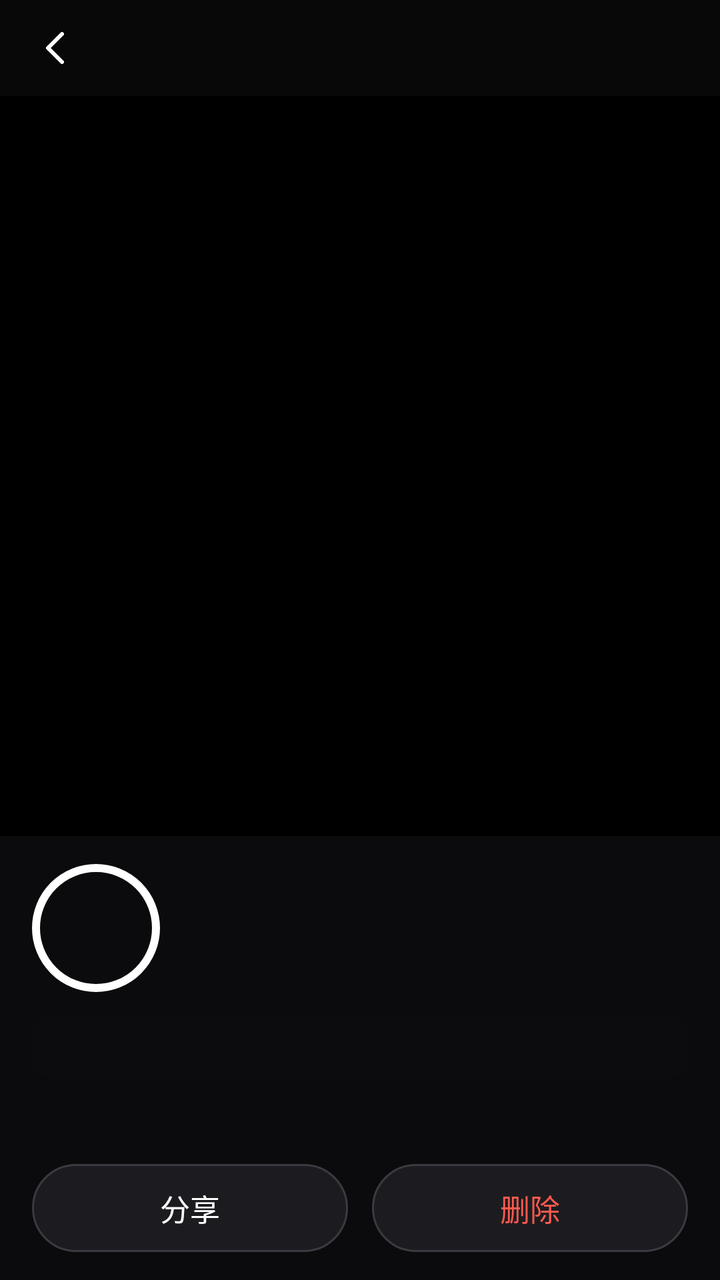
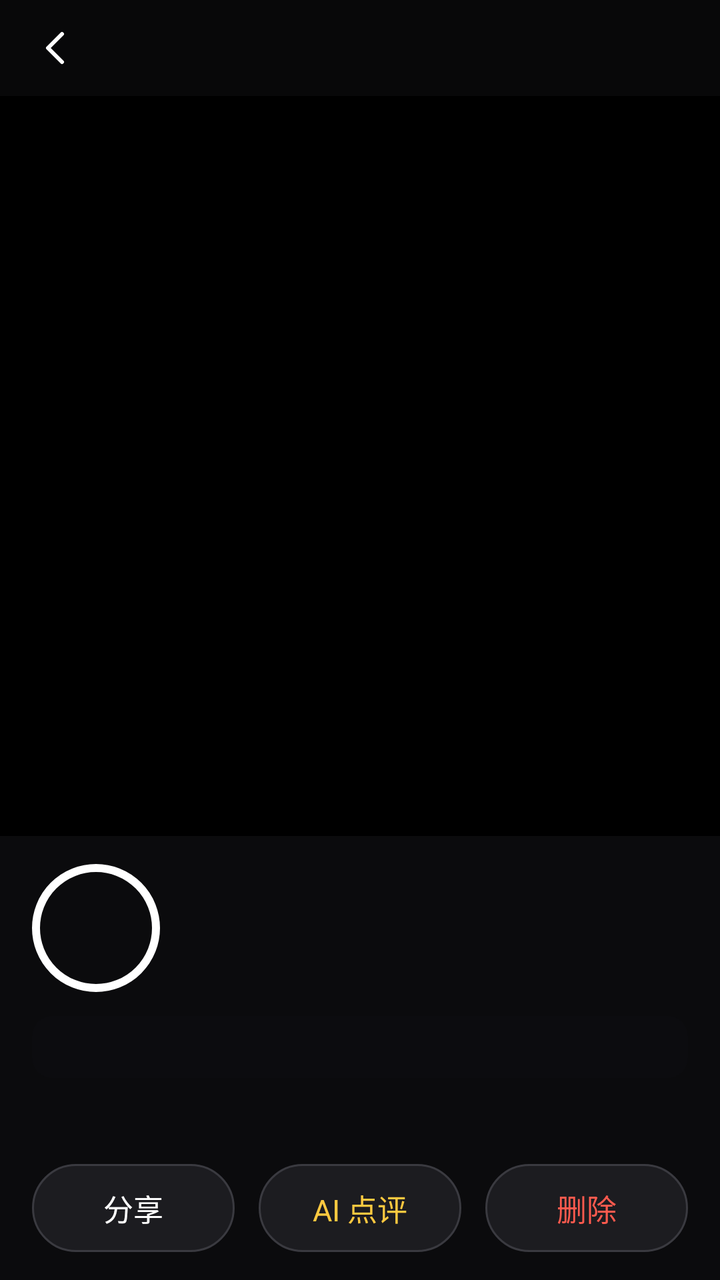

Two renders of the same Android screen: before a commit and after it. Below are the layout's source before the change and the commit's diff.
<!-- AndroidManifest.xml: application theme Theme.AICamera -->
<!-- res/layout/activity_gallery.xml -->
<?xml version="1.0" encoding="utf-8"?>
<FrameLayout xmlns:android="http://schemas.android.com/apk/res/android"
    android:id="@+id/root"
    android:layout_width="match_parent"
    android:layout_height="match_parent"
    android:background="@android:color/black">

    <androidx.viewpager2.widget.ViewPager2
        android:id="@+id/pager"
        android:layout_width="match_parent"
        android:layout_height="match_parent" />

    <TextView
        android:id="@+id/empty"
        android:layout_width="wrap_content"
        android:layout_height="wrap_content"
        android:layout_gravity="center"
        android:text="@string/no_photos"
        android:textColor="@color/text_secondary"
        android:textSize="16sp"
        android:visibility="gone" />

    <LinearLayout
        android:id="@+id/topBar"
        android:layout_width="match_parent"
        android:layout_height="wrap_content"
        android:layout_gravity="top"
        android:background="#990E0E10"
        android:gravity="center_vertical"
        android:orientation="horizontal"
        android:paddingStart="4dp"
        android:paddingEnd="16dp">

        <ImageButton
            android:id="@+id/btnBack"
            android:layout_width="48dp"
            android:layout_height="48dp"
            android:background="?attr/selectableItemBackgroundBorderless"
            android:contentDescription="@string/back"
            android:src="@drawable/ic_back" />

        <TextView
            android:id="@+id/counter"
            android:layout_width="0dp"
            android:layout_height="wrap_content"
            android:layout_weight="1"
            android:textColor="@android:color/white"
            android:textSize="16sp" />
    </LinearLayout>

    <LinearLayout
        android:id="@+id/bottomPanel"
        android:layout_width="match_parent"
        android:layout_height="wrap_content"
        android:layout_gravity="bottom"
        android:background="#D90E0E10"
        android:orientation="vertical"
        android:paddingStart="16dp"
        android:paddingTop="14dp"
        android:paddingEnd="16dp"
        android:paddingBottom="14dp">

        <LinearLayout
            android:layout_width="match_parent"
            android:layout_height="wrap_content"
            android:gravity="center_vertical"
            android:orientation="horizontal">

            <TextView
                android:id="@+id/score"
                android:layout_width="64dp"
                android:layout_height="64dp"
                android:background="@drawable/bg_score"
                android:gravity="center"
                android:textColor="@android:color/white"
                android:textSize="18sp"
                android:textStyle="bold" />

            <LinearLayout
                android:layout_width="0dp"
                android:layout_height="wrap_content"
                android:layout_marginStart="14dp"
                android:layout_weight="1"
                android:orientation="vertical">

                <TextView
                    android:id="@+id/verdict"
                    android:layout_width="wrap_content"
                    android:layout_height="wrap_content"
                    android:textColor="@android:color/white"
                    android:textSize="18sp"
                    android:textStyle="bold" />

                <TextView
                    android:id="@+id/scene"
                    android:layout_width="wrap_content"
                    android:layout_height="wrap_content"
                    android:layout_marginTop="2dp"
                    android:textColor="@color/text_secondary"
                    android:textSize="13sp" />
            </LinearLayout>
        </LinearLayout>

        <TextView
            android:id="@+id/pills"
            android:layout_width="match_parent"
            android:layout_height="wrap_content"
            android:layout_marginTop="12dp"
            android:background="@drawable/bg_pill"
            android:lineSpacingExtra="2dp"
            android:paddingStart="10dp"
            android:paddingTop="6dp"
            android:paddingEnd="10dp"
            android:paddingBottom="6dp"
            android:textColor="@android:color/white"
            android:textSize="14sp" />

        <TextView
            android:id="@+id/tips"
            android:layout_width="match_parent"
            android:layout_height="wrap_content"
            android:layout_marginTop="10dp"
            android:lineSpacingExtra="4dp"
            android:textColor="@android:color/white"
            android:textSize="14sp" />

        <LinearLayout
            android:layout_width="match_parent"
            android:layout_height="wrap_content"
            android:layout_marginTop="14dp"
            android:orientation="horizontal">

            <TextView
                android:id="@+id/btnShare"
                android:layout_width="0dp"
                android:layout_height="44dp"
                android:layout_marginEnd="6dp"
                android:layout_weight="1"
                android:background="@drawable/bg_button"
                android:gravity="center"
                android:text="@string/share"
                android:textColor="@android:color/white"
                android:textSize="15sp" />

            <TextView
                android:id="@+id/btnDelete"
                android:layout_width="0dp"
                android:layout_height="44dp"
                android:layout_marginStart="6dp"
                android:layout_weight="1"
                android:background="@drawable/bg_button"
                android:gravity="center"
                android:text="@string/delete"
                android:textColor="@color/bad"
                android:textSize="15sp" />
        </LinearLayout>
    </LinearLayout>
</FrameLayout>
<!-- resources referenced by this layout -->
<resources>
  <color name="bad">#FF5A4E</color>
  <color name="text_secondary">#B8BCC2</color>
  <!-- drawable bg_button (drawable) -->
  <?xml version="1.0" encoding="utf-8"?>
  <ripple xmlns:android="http://schemas.android.com/apk/res/android" android:color="#33FFFFFF">
      <item>
          <shape>
              <solid android:color="@color/surface" />
              <stroke android:width="1dp" android:color="#FF3A3A40" />
              <corners android:radius="22dp" />
          </shape>
      </item>
  </ripple>
  <!-- drawable bg_pill (drawable) -->
  <?xml version="1.0" encoding="utf-8"?>
  <shape xmlns:android="http://schemas.android.com/apk/res/android">
      <solid android:color="#B30E0E10" />
      <corners android:radius="10dp" />
  </shape>
  <!-- drawable bg_score (drawable) -->
  <?xml version="1.0" encoding="utf-8"?>
  <shape xmlns:android="http://schemas.android.com/apk/res/android" android:shape="oval">
      <solid android:color="#00000000" />
      <stroke android:width="4dp" android:color="#FFFFFFFF" />
  </shape>
  <!-- drawable ic_back (drawable) -->
  <vector xmlns:android="http://schemas.android.com/apk/res/android" android:width="24dp" android:height="24dp" android:viewportWidth="24" android:viewportHeight="24">
      <path android:strokeColor="#FFFFFFFF" android:strokeWidth="2" android:strokeLineCap="round" android:strokeLineJoin="round" android:pathData="M15,5l-7,7l7,7" />
  </vector>
  <string name="back">返回</string>
  <string name="delete">删除</string>
  <string name="no_photos">还没有用这个 App 拍过照片</string>
  <string name="share">分享</string>
  <style name="Theme.AICamera" parent="Theme.Material3.Dark.NoActionBar">
          <item name="colorPrimary">@color/accent</item>
          <item name="colorOnPrimary">@color/bg</item>
          <item name="android:windowBackground">@color/bg</item>
          <item name="android:statusBarColor">@android:color/transparent</item>
          <item name="android:navigationBarColor">@android:color/transparent</item>
      </style>
  <color name="surface">#1C1C20</color>
  <color name="accent">#FFC940</color>
  <color name="bg">#0E0E10</color>
</resources>

<!-- the commit's change to res/layout/activity_gallery.xml (unified diff, before → after) -->
@@ -143,6 +143,19 @@
                 android:textSize="15sp" />
 
             <TextView
+                android:id="@+id/btnAiReview"
+                android:layout_width="0dp"
+                android:layout_height="44dp"
+                android:layout_marginStart="6dp"
+                android:layout_marginEnd="6dp"
+                android:layout_weight="1"
+                android:background="@drawable/bg_button"
+                android:gravity="center"
+                android:text="@string/ai_review"
+                android:textColor="@color/accent"
+                android:textSize="15sp" />
+
+            <TextView
                 android:id="@+id/btnDelete"
                 android:layout_width="0dp"
                 android:layout_height="44dp"
<!-- resource entries referenced after the edit -->
@@ -1,5 +1,6 @@
 <!-- resources referenced by this layout -->
 <resources>
+  <color name="accent">#FFC940</color>
   <color name="bad">#FF5A4E</color>
   <color name="text_secondary">#B8BCC2</color>
   <!-- drawable bg_button (drawable) -->
@@ -29,6 +30,7 @@
   <vector xmlns:android="http://schemas.android.com/apk/res/android" android:width="24dp" android:height="24dp" android:viewportWidth="24" android:viewportHeight="24">
       <path android:strokeColor="#FFFFFFFF" android:strokeWidth="2" android:strokeLineCap="round" android:strokeLineJoin="round" android:pathData="M15,5l-7,7l7,7" />
   </vector>
+  <string name="ai_review">AI 点评</string>
   <string name="back">返回</string>
   <string name="delete">删除</string>
   <string name="no_photos">还没有用这个 App 拍过照片</string>
@@ -41,7 +43,6 @@
           <item name="android:navigationBarColor">@android:color/transparent</item>
       </style>
   <color name="surface">#1C1C20</color>
-  <color name="accent">#FFC940</color>
   <color name="bg">#0E0E10</color>
 </resources>
 
